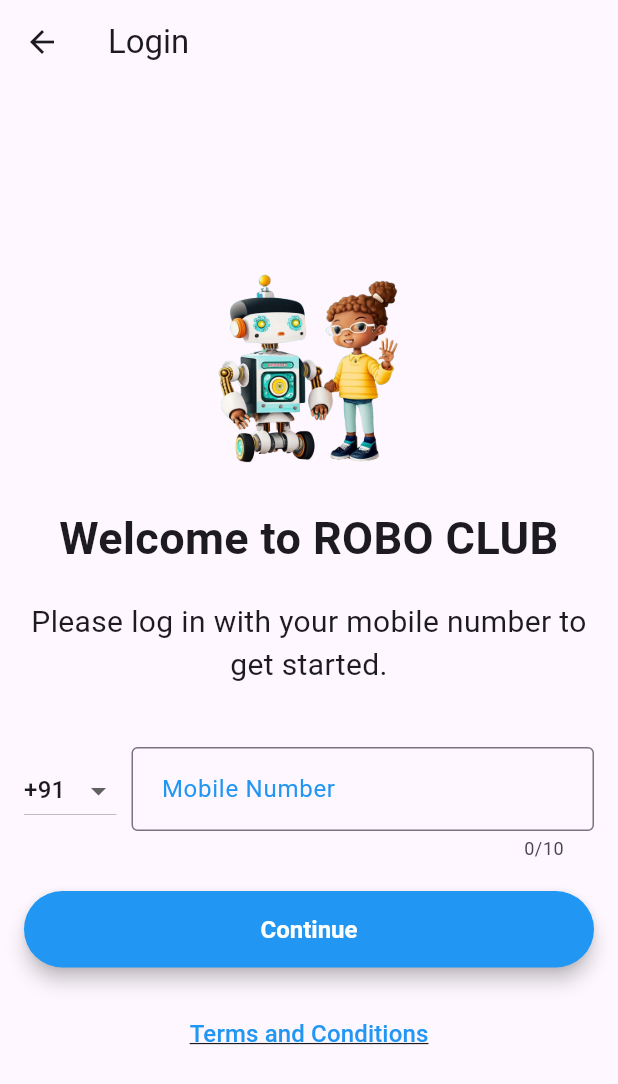
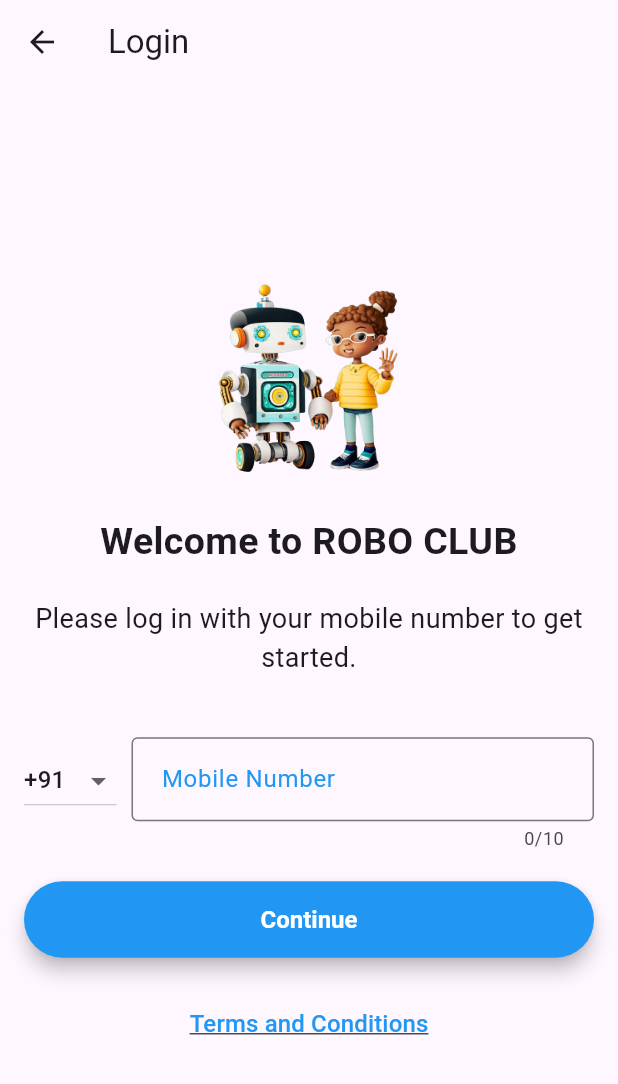
Before and after one commit to ukmurali/otomatiksclub_frontend, a Flutter app: the screen it shows after launch, after a tap on "Get Started", on a phone screen of 412 x 824 dp. Shown: the top 1084 px of the screen. Run offline on Flutter 3.47's test engine with Material 3 defaults, Android fonts, the phone set to English and light mode, and no system bars; our stand-ins replace carousel_slider, connectivity, file_picker, google_fonts, image_picker, lottie and 4 more; missing offline and left inert: dart:html, dart:ui_web.

Commit message:
UI fixes

```diff
--- a/lib/screens/login_page.dart
+++ b/lib/screens/login_page.dart
@@ -123,7 +123,7 @@ class LoginPageState extends State<LoginPage> {
                             const Text(
                               'Welcome to ${AppConstants.appName}',
                               style: TextStyle(
-                                fontSize: 30.0,
+                                fontSize: 25.0,
                                 fontWeight: FontWeight.bold,
                               ),
                               textAlign: TextAlign.center,
@@ -131,7 +131,7 @@ class LoginPageState extends State<LoginPage> {
                             const SizedBox(height: 20.0),
                             const Text(
                               'Please log in with your mobile number to get started.',
-                              style: TextStyle(fontSize: 20.0),
+                              style: TextStyle(fontSize: 18.0),
                               textAlign: TextAlign.center,
                             ),
                             const SizedBox(height: 40.0),
--- a/lib/screens/verify_otp_page.dart
+++ b/lib/screens/verify_otp_page.dart
@@ -155,13 +155,13 @@ class VerifyOtpPageState extends State<VerifyOtpPage> {
                         const Text(
                           'Verify Your Mobile Number',
                           style: TextStyle(
-                              fontSize: 28.0, fontWeight: FontWeight.bold),
+                              fontSize: 25.0, fontWeight: FontWeight.bold),
                           textAlign: TextAlign.center,
                         ),
                         const SizedBox(height: 16.0),
                         const Text(
                           'Enter the 6-digit OTP sent to your number.',
-                          style: TextStyle(fontSize: 16.0),
+                          style: TextStyle(fontSize: 18.0),
                           textAlign: TextAlign.center,
                         ),
                         const SizedBox(height: 40.0),
--- a/lib/widgets/swiper_view.dart
+++ b/lib/widgets/swiper_view.dart
@@ -43,7 +43,7 @@ class _SwiperViewState extends State<SwiperView> {
                     child: SingleChildScrollView( // Allow content to be scrollable
                       child: Text(
                         widget.captions[index],
-                        style: const TextStyle(fontSize: 20.0,  fontWeight: FontWeight.w500),
+                        style: const TextStyle(fontSize: 18.0,  fontWeight: FontWeight.w500),
                         textAlign: TextAlign.center,
                       ),
                     ),
```
